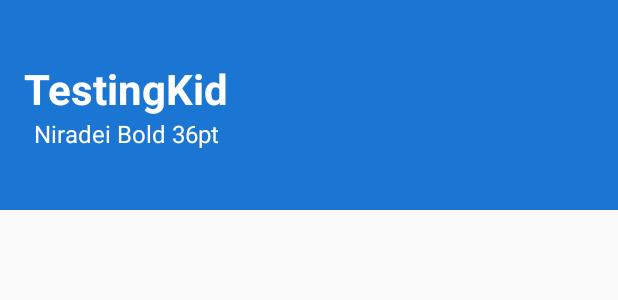
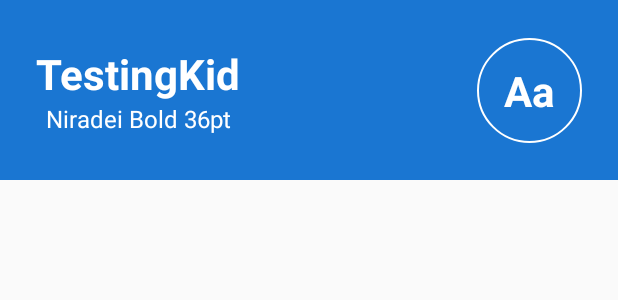
Before and after one commit to Vuthisak/Anagata-Type, an Android app: the layout fragment_main.xml on its own in the app's theme, with its tools: preview values and no code run, on a phone screen of 412 x 824 dp. Shown: the top 300 px of the screen. Run offline under Robolectric (Android 15) with nearby library versions, the phone set to English and light mode, and no system bars.

Commit message:
Finished toolbar

```diff
--- a/app/build.gradle
+++ b/app/build.gradle
@@ -42,6 +42,7 @@ dependencies {
     implementation 'androidx.constraintlayout:constraintlayout:2.0.4'
     implementation 'androidx.recyclerview:recyclerview:1.2.0'
     implementation 'com.google.android.material:material:1.3.0'
+    implementation 'androidx.legacy:legacy-support-v4:1.0.0'
     testImplementation 'junit:junit:4.13.2'
     androidTestImplementation 'androidx.test.ext:junit:1.1.2'
     androidTestImplementation 'androidx.test.espresso:espresso-core:3.3.0'
--- a/app/src/main/AndroidManifest.xml
+++ b/app/src/main/AndroidManifest.xml
@@ -9,7 +9,7 @@
         android:roundIcon="@mipmap/ic_launcher_round"
         android:supportsRtl="true"
         android:theme="@style/AppTheme">
-        <activity android:name=".features.ui.MainActivity">
+        <activity android:name=".features.ui.main.MainActivity">
             <intent-filter>
                 <action android:name="android.intent.action.MAIN" />
 
--- /dev/null
+++ b/app/src/main/java/com/anagatatype/app/base/BaseFragment.kt
@@ -0,0 +1,5 @@
+package com.anagatatype.app.base
+
+import androidx.fragment.app.Fragment
+
+abstract class BaseFragment : Fragment()
--- /dev/null
+++ b/app/src/main/res/drawable/whie_circle_background.xml
@@ -0,0 +1,6 @@
+<?xml version="1.0" encoding="utf-8"?>
+<shape xmlns:android="http://schemas.android.com/apk/res/android"
+    android:shape="oval">
+    <corners android:radius="24dp"/>
+    <stroke android:color="@android:color/white" android:width="1dp"/>
+</shape>
--- a/app/src/main/res/layout/activity_main.xml
+++ b/app/src/main/res/layout/fragment_main.xml
@@ -1,8 +1,10 @@
 <?xml version="1.0" encoding="utf-8"?>
 <androidx.constraintlayout.widget.ConstraintLayout xmlns:android="http://schemas.android.com/apk/res/android"
     xmlns:app="http://schemas.android.com/apk/res-auto"
+    xmlns:tools="http://schemas.android.com/tools"
     android:layout_width="match_parent"
-    android:layout_height="match_parent">
+    android:layout_height="match_parent"
+    tools:context=".features.ui.main.MainFragment">
 
     <include
         layout="@layout/view_main_toolbar"
--- a/app/src/main/res/layout/view_main_toolbar.xml
+++ b/app/src/main/res/layout/view_main_toolbar.xml
@@ -2,13 +2,13 @@
 <androidx.constraintlayout.widget.ConstraintLayout xmlns:android="http://schemas.android.com/apk/res/android"
     xmlns:app="http://schemas.android.com/apk/res-auto"
     android:layout_width="match_parent"
-    android:layout_height="@dimen/space_140dp"
+    android:layout_height="@dimen/space_120dp"
     android:background="@color/colorPrimary">
 
     <androidx.constraintlayout.helper.widget.Flow
         android:layout_width="wrap_content"
         android:layout_height="wrap_content"
-        android:layout_marginStart="@dimen/space_16dp"
+        android:layout_marginStart="@dimen/space_24dp"
         android:orientation="vertical"
         app:constraint_referenced_ids="titleText,subTitleText"
         app:flow_verticalAlign="center"
@@ -31,4 +31,17 @@
         android:layout_height="wrap_content"
         android:text="Niradei Bold 36pt" />
 
+    <TextView
+        style="@style/ToolbarTitle"
+        android:layout_width="@dimen/space_70dp"
+        android:layout_height="wrap_content"
+        android:layout_marginEnd="@dimen/space_24dp"
+        android:background="@drawable/whie_circle_background"
+        android:gravity="center"
+        android:padding="@dimen/space_16dp"
+        android:text="@string/A_a"
+        app:layout_constraintBottom_toBottomOf="parent"
+        app:layout_constraintEnd_toEndOf="parent"
+        app:layout_constraintTop_toTopOf="parent" />
+
 </androidx.constraintlayout.widget.ConstraintLayout>
--- a/app/src/main/res/values/dimens.xml
+++ b/app/src/main/res/values/dimens.xml
@@ -4,9 +4,12 @@
     <dimen name="size_24sp">24sp</dimen>
     <dimen name="size_28sp">28sp</dimen>
 
-    <dimen name="space_140dp">140dp</dimen>
     <dimen name="space_4dp">4dp</dimen>
     <dimen name="space_8dp">8dp</dimen>
     <dimen name="space_16dp">16dp</dimen>
     <dimen name="space_24dp">24dp</dimen>
+    <dimen name="space_54dp">54dp</dimen>
+    <dimen name="space_70dp">70dp</dimen>
+    <dimen name="space_120dp">120dp</dimen>
+    <dimen name="space_140dp">140dp</dimen>
 </resources>
--- a/app/src/main/res/values/strings.xml
+++ b/app/src/main/res/values/strings.xml
@@ -1,3 +1,6 @@
 <resources>
     <string name="app_name">AnagataType</string>
+    <string name="A_a">Aa</string>
+    <!-- TODO: Remove or change this placeholder text -->
+    <string name="hello_blank_fragment">Hello blank fragment</string>
 </resources>
```
Also changed, not shown: app/src/main/java/com/anagatatype/app/base/ContainFragmentActivity.kt (added, +33 -0 lines), app/src/main/java/com/anagatatype/app/features/ui/MainActivity.kt (deleted, +0 -12 lines), app/src/main/java/com/anagatatype/app/features/ui/main/MainActivity.kt (added, +10 -0 lines), app/src/main/java/com/anagatatype/app/features/ui/main/MainFragment.kt (added, +25 -0 lines), app/src/main/res/layout/activity_container_fragment.xml (added, +16 -0 lines).
